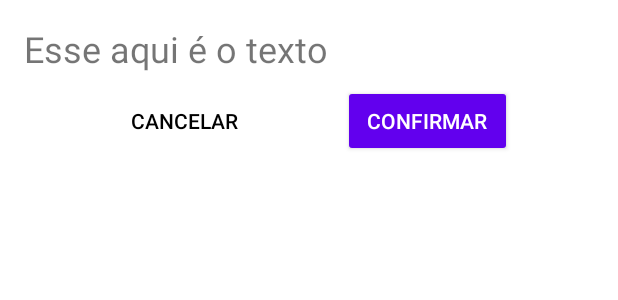
After one commit to douguizilla/BottomSheet, an Android app: the layout layout_dialog.xml on its own in the app's theme, with its tools: preview values and no code run, on a phone screen of 412 x 824 dp. The commit adds this screen. Shown: the top 300 px of the screen. Run offline under Robolectric (Android 15) with nearby library versions, the phone set to English and light mode, and no system bars.

Commit message:
set layout_dialog.xml and add buttons strings

```diff
--- /dev/null
+++ b/app/src/main/res/layout/layout_dialog.xml
@@ -0,0 +1,42 @@
+<?xml version="1.0" encoding="utf-8"?>
+<androidx.constraintlayout.widget.ConstraintLayout xmlns:android="http://schemas.android.com/apk/res/android"
+    android:layout_width="match_parent"
+    android:layout_height="match_parent"
+    xmlns:app="http://schemas.android.com/apk/res-auto"
+    android:padding="16dp">
+    <TextView
+        android:id="@+id/txtView"
+        android:layout_width="0dp"
+        android:layout_height="wrap_content"
+        android:text="@string/textView"
+        android:textSize="24sp"
+        app:layout_constraintEnd_toEndOf="parent"
+        app:layout_constraintStart_toStartOf="parent"
+        app:layout_constraintTop_toTopOf="parent"/>
+
+    <Button
+        android:id="@+id/btnCancel"
+        android:layout_width="wrap_content"
+        android:layout_height="wrap_content"
+        style="@style/Widget.AppCompat.Button.Borderless.Colored"
+        android:textColor="@color/black"
+        android:layout_marginTop="8dp"
+        android:text="@string/btn_cancel_label"
+        app:layout_constraintEnd_toStartOf="@+id/btnConfirm"
+        app:layout_constraintStart_toStartOf="parent"
+        app:layout_constraintTop_toBottomOf="@+id/txtView"/>
+
+    <Button
+        android:id="@+id/btnConfirm"
+        android:layout_width="wrap_content"
+        android:layout_height="wrap_content"
+        style="@style/Widget.AppCompat.Button.Colored"
+        android:text="@string/btn_confirm_label"
+        app:layout_constraintStart_toEndOf="@+id/btnCancel"
+        app:layout_constraintEnd_toEndOf="parent"
+        app:layout_constraintTop_toTopOf="@+id/btnCancel"
+        app:layout_constraintBottom_toBottomOf="@+id/btnCancel"/>
+
+
+
+</androidx.constraintlayout.widget.ConstraintLayout>
--- a/app/src/main/res/values/strings.xml
+++ b/app/src/main/res/values/strings.xml
@@ -1,3 +1,6 @@
 <resources>
     <string name="app_name">BottomSheet</string>
+    <string name="textView">Esse aqui é o texto</string>
+    <string name="btn_cancel_label">Cancelar</string>
+    <string name="btn_confirm_label">confirmar</string>
 </resources>
```
